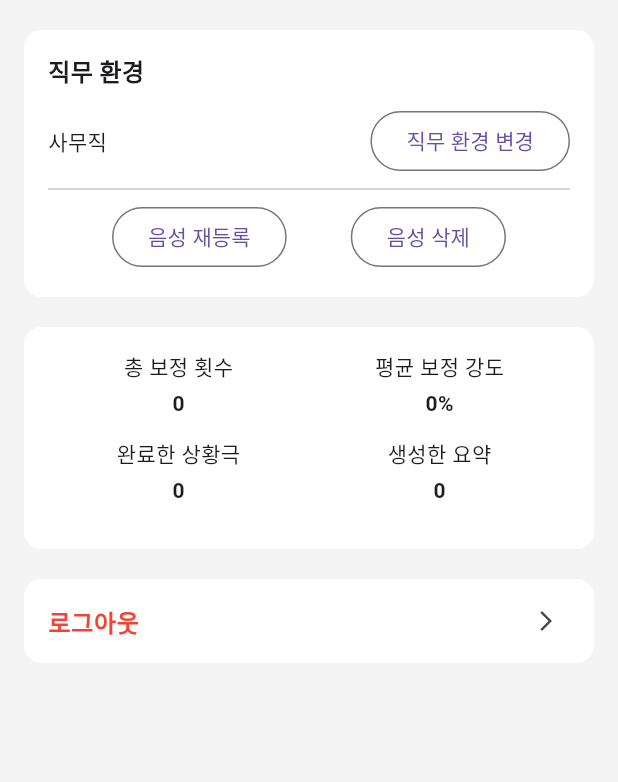
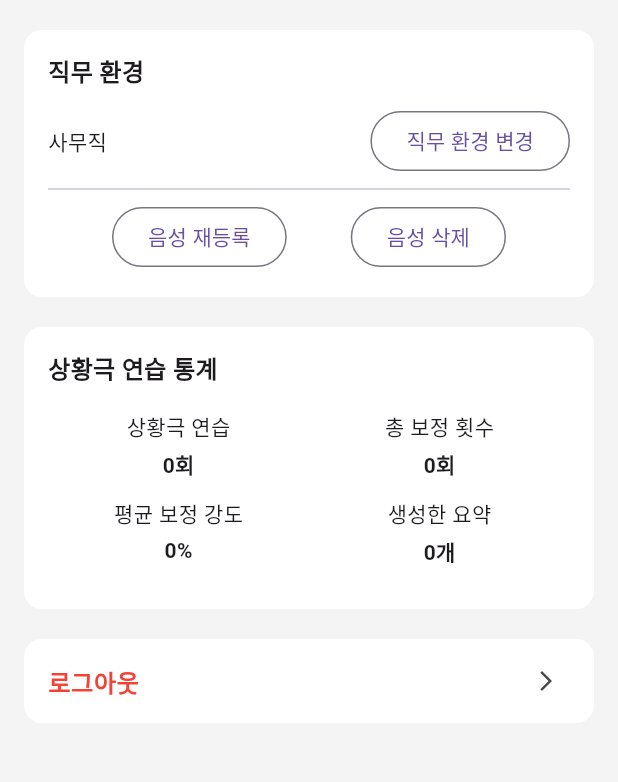
Before and after one commit to Malbit-Official/malbit_frontend, a Flutter app: the HomeScreen screen opened directly, after a tap on the "settings" icon, on a phone screen of 412 x 824 dp, the part 375-1157 px from its top. Run offline on Flutter 3.47's test engine with Material 3 defaults, Android fonts, the phone set to English and light mode, and no system bars; our stand-ins replace flutter_secure_storage, google_sign_in, image_picker, shared_preferences, speech_to_text, table_calendar; missing offline and left inert: kakao_flutter_sdk_user, record; accounts and stored records are empty; network calls fail.

Commit message:
feat: 상황극 설정화면 통계 연결

```diff
--- a/lib/features/home/screens/home_screen.dart
+++ b/lib/features/home/screens/home_screen.dart
@@ -98,8 +98,7 @@ class _HomeScreenState extends State<HomeScreen> {
 
                       child: Stack(
                         children: [
-                          const Expanded(
-                            child: Column(
+                          const Column(
                             crossAxisAlignment: CrossAxisAlignment.start,
                             children: [
                               Text(
@@ -107,7 +106,8 @@ class _HomeScreenState extends State<HomeScreen> {
                                 style: TextStyle(
                                   fontSize: 22,
                                   fontWeight: FontWeight.bold,
-                                      height: 1.3),
+                                  height: 1.3,
+                                ),
                               ),
                               SizedBox(height: 8),
                               Text(
@@ -115,15 +115,14 @@ class _HomeScreenState extends State<HomeScreen> {
                                 style: TextStyle(
                                   fontSize: 18,
                                   color: Colors.black54,
-                                      fontWeight: FontWeight.w600),
+                                  fontWeight: FontWeight.w600,
+                                ),
                               ),
                             ],
-                            ),
                           ),
                           Positioned(
                             right: -10,
                             bottom: -18,
-                            // 배너 사람 이미지
                             child: Image.asset(
                               "assets/images/banner.png",
                               width: 135,
--- a/lib/features/profile/screens/profile_screen.dart
+++ b/lib/features/profile/screens/profile_screen.dart
@@ -50,36 +50,6 @@ class _ProfileScreenState extends State<ProfileScreen> {
     }
   }
 
-  Future<void> _loadUserInfo() async {
-    try {
-      final token = await AppStorage.storage.read(key: 'accessToken');
-
-      final response = await http.get(
-        Uri.parse('http://10.0.2.2:8080/api/users/me'),
-        headers: {
-          'Content-Type': 'application/json',
-          'Authorization': 'Bearer $token',
-        },
-      );
-
-      if (response.statusCode == 200) {
-        final data = jsonDecode(utf8.decode(response.bodyBytes));
-
-        setState(() {
-          userName = data['data']['name'] ?? "";
-          email = data['data']['email'] ?? "";
-          currentJob = data['data']['jobType'] ?? "";
-          disabilityType = data['data']['disabilityType'] ?? "";
-          cognitiveLevel = data['data']['cognitiveLevel'] ?? "";
-          profileImagePath = data['data']['profileImage'];
-
-        });
-      }
-
-    } catch (e) {
-      print("유저 정보 API 오류: $e");
-    }
-  }
   Future<void> uploadProfileImage(File image) async {
     final token = await AppStorage.storage.read(key: 'accessToken');
 
@@ -98,6 +68,38 @@ class _ProfileScreenState extends State<ProfileScreen> {
 
     print("이미지 업로드: ${response.statusCode}");
   }
+  Future<void> _loadUserInfo() async {
+    try {
+      final token = await AppStorage.storage.read(key: 'accessToken');
+
+      final response = await http.get(
+        Uri.parse('http://10.0.2.2:8080/api/users/me'),
+        headers: {
+          'Content-Type': 'application/json',
+          'Authorization': 'Bearer $token',
+        },
+      );
+
+      print("유저 정보 응답 코드: ${response.statusCode}");
+      print("유저 정보 응답 내용: ${utf8.decode(response.bodyBytes)}");
+
+      if (response.statusCode == 200) {
+        final data = jsonDecode(utf8.decode(response.bodyBytes));
+        final user = data['data'];
+
+        setState(() {
+          userName = user['name'] ?? "";
+          email = user['email'] ?? "";
+          currentJob = user['jobType'] ?? "";
+          disabilityType = user['disabilityType'] ?? "";
+          cognitiveLevel = user['cognitiveLevel'] ?? "";
+          profileImagePath = user['profileImage'];
+        });
+      }
+    } catch (e) {
+      print("유저 정보 API 오류: $e");
+    }
+  }
 
   Future<void> _loadStatistics() async {
     try {
@@ -111,21 +113,26 @@ class _ProfileScreenState extends State<ProfileScreen> {
         },
       );
 
+      print("통계 요청 URL: http://10.0.2.2:8080/api/users/statistics");
+      print("통계 응답 코드: ${response.statusCode}");
+      print("통계 응답 내용: ${utf8.decode(response.bodyBytes)}");
+
       if (response.statusCode == 200) {
         final data = jsonDecode(utf8.decode(response.bodyBytes));
+        final stats = data['data'];
 
         setState(() {
-          totalCorrection = data['data']['totalCorrectionCount'];
-          averageIntensity = data['data']['averageCorrectionIntensity'];
-          completedRoleplays = data['data']['completedRoleplays'];
-          generatedSummaries = data['data']['generatedSummaries'];
+          totalCorrection = stats['totalCorrectionCount'] ?? 0;
+          averageIntensity = stats['averageCorrectionIntensity'] ?? 0;
+          completedRoleplays = stats['completedRoleplays'] ?? 0;
+          generatedSummaries = stats['generatedSummaries'] ?? 0;
         });
       }
-
     } catch (e) {
       print("통계 API 오류: $e");
     }
   }
+
   Future<void> _updateJob() async {
     final token = await AppStorage.storage.read(key: 'accessToken');
 
@@ -437,23 +444,38 @@ class _ProfileScreenState extends State<ProfileScreen> {
 
             const SizedBox(height: 20),
 
-            /// 사용 통계
+            /// 상황극 연습 통계
             Container(
               padding: const EdgeInsets.all(16),
               decoration: BoxDecoration(
                 color: Colors.white,
                 borderRadius: BorderRadius.circular(12),
               ),
-              child: GridView.count(
-                crossAxisCount: 2,
-                shrinkWrap: true,
-                physics: const NeverScrollableScrollPhysics(),
-                childAspectRatio: 3,
+              child: Column(
+                crossAxisAlignment: CrossAxisAlignment.start,
                 children: [
-                  _StatTile(title: "총 보정 횟수", value: "$totalCorrection"),
-                  _StatTile(title: "평균 보정 강도", value: "$averageIntensity%"),
-                  _StatTile(title: "완료한 상황극", value: "$completedRoleplays"),
-                  _StatTile(title: "생성한 요약", value: "$generatedSummaries"),
+                  const Text(
+                    "상황극 연습 통계",
+                    style: TextStyle(
+                      fontSize: 16,
+                      fontWeight: FontWeight.bold,
+                    ),
+                  ),
+
+                  const SizedBox(height: 16),
+
+                  GridView.count(
+                    crossAxisCount: 2,
+                    shrinkWrap: true,
+                    physics: const NeverScrollableScrollPhysics(),
+                    childAspectRatio: 3,
+                    children: [
+                      _StatTile(title: "상황극 연습", value: "$completedRoleplays회"),
+                      _StatTile(title: "총 보정 횟수", value: "$totalCorrection회"),
+                      _StatTile(title: "평균 보정 강도", value: "$averageIntensity%"),
+                      _StatTile(title: "생성한 요약", value: "$generatedSummaries개"),
+                    ],
+                  ),
                 ],
               ),
             ),
```
Also changed, not shown: lib/features/template/screens/call_screen.dart (+18 -0 lines), lib/features/template/screens/order_screen.dart (+21 -0 lines), lib/features/template/screens/product_screen.dart (+18 -0 lines), lib/features/template/screens/report_screen.dart (+18 -0 lines). Lines whose indentation alone changed are shown as unchanged.
